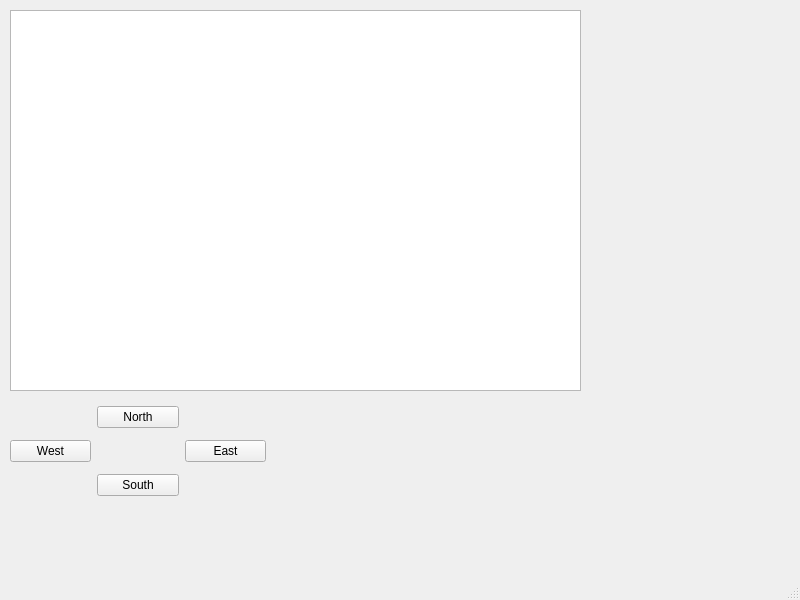
Qt form mainwindow.ui (Ben0C/ZorkProject) before a commit.
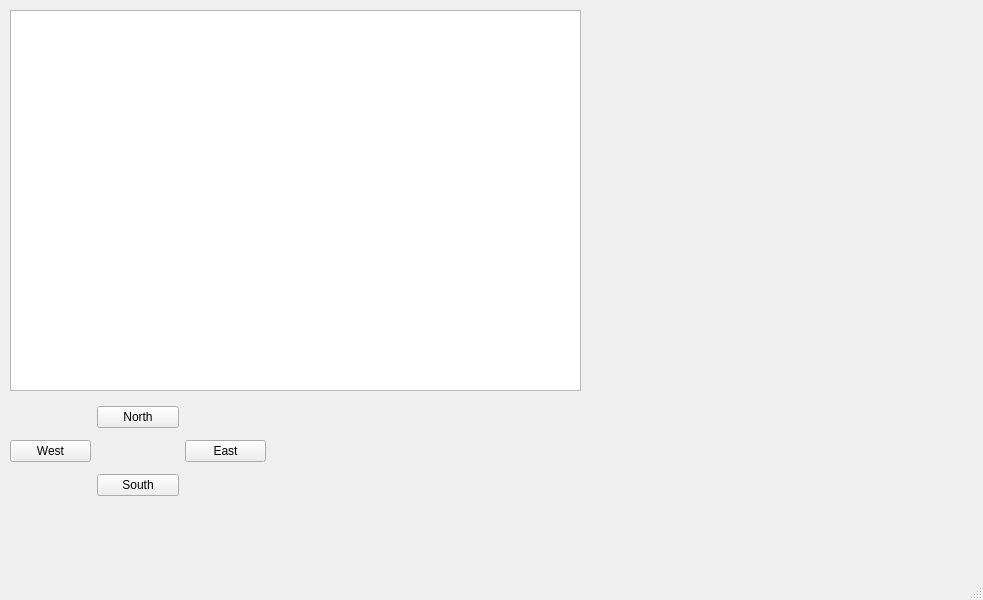
The same form after that commit.

```diff
--- a/mainwindow.ui
+++ b/mainwindow.ui
@@ -6,7 +6,7 @@
    <rect>
     <x>0</x>
     <y>0</y>
-    <width>800</width>
+    <width>983</width>
     <height>600</height>
    </rect>
   </property>
```
Left out of the diff: 2 changed lines with no effect on the pictures.
